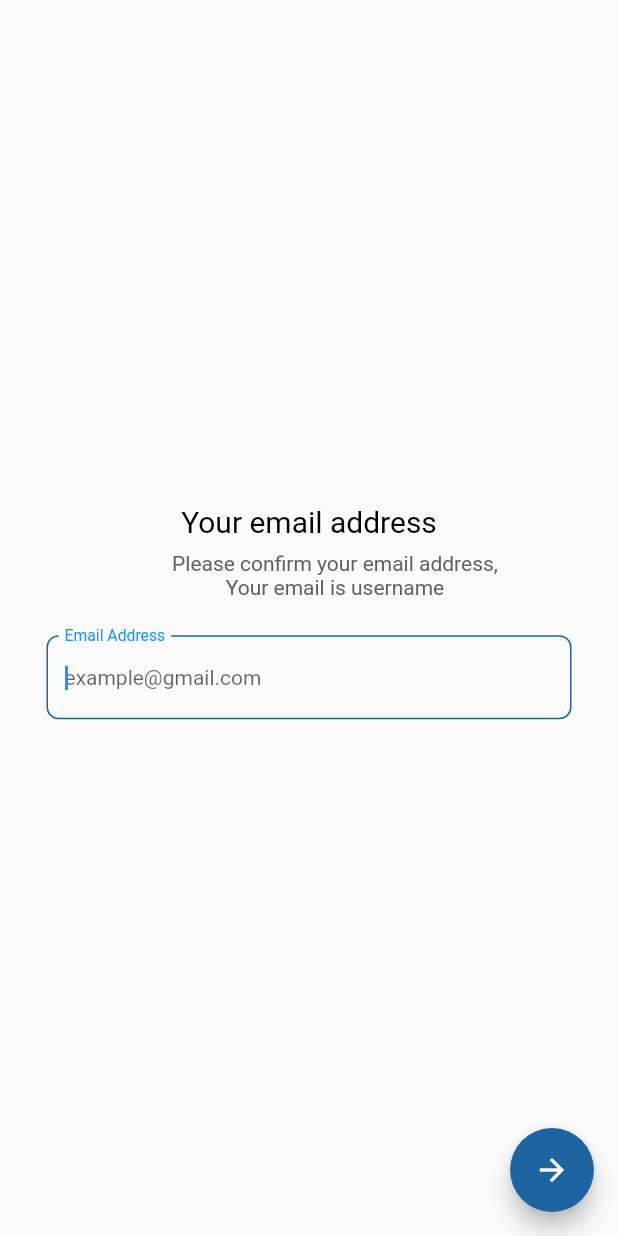
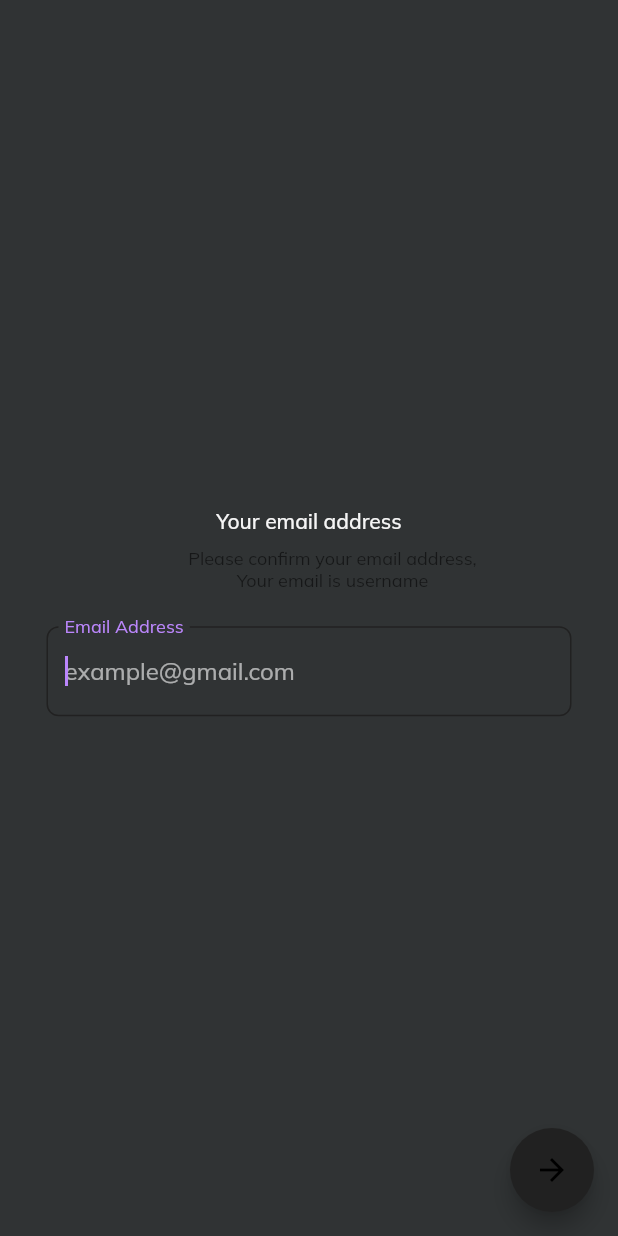
Before and after one commit to abbasihamed/chatapp, a Flutter app: the screen it shows after launch, on a phone screen of 412 x 824 dp. Run offline on Flutter 3.47's test engine with Material 2 defaults, Android fonts, the light colour scheme and no system bars; our stand-ins replace flutter_hooks, flutter_native_splash, get, get_it, google_fonts, shared_preferences.

Commit message:
change theme color

```diff
--- a/lib/config/theme.dart
+++ b/lib/config/theme.dart
@@ -1,4 +1,5 @@
 import 'package:flutter/material.dart';
+import 'package:flutter/services.dart';
 import 'package:google_fonts/google_fonts.dart';
 
 class AppTheme {
@@ -7,15 +8,67 @@
     fontSize: 20,
     fontWeight: FontWeight.w400,
   );
-  static ThemeData get appTheme {
+  static ThemeData get lightTheme {
     return ThemeData(
-      primaryColor: const Color.fromARGB(255, 29, 101, 160),
-      errorColor: Colors.red,
-      textTheme: TextTheme(
-        bodyText1: basicStyle,
-        subtitle1: basicStyle.copyWith(fontSize: 14, color: Colors.grey[700]),
-        caption: basicStyle.copyWith(fontSize: 14, color: Colors.grey[700]),
+      brightness: Brightness.light,
+      visualDensity: VisualDensity.adaptivePlatformDensity,
+      colorScheme: const ColorScheme.light(secondary: Color(0xFFD6755B)),
+      textTheme: GoogleFonts.mulishTextTheme()
+          .apply(bodyColor: const Color(0xFF53585A)),
+      backgroundColor: Colors.white,
+      appBarTheme: const AppBarTheme(
+        iconTheme: IconThemeData(),
+        backgroundColor: Colors.transparent,
+        elevation: 0,
+        centerTitle: true,
+        titleTextStyle: TextStyle(
+          fontWeight: FontWeight.bold,
+          fontSize: 17,
+          color: Color(0xFF53585A),
+        ),
+        systemOverlayStyle: SystemUiOverlayStyle.dark,
       ),
+      scaffoldBackgroundColor: Colors.white,
+      elevatedButtonTheme: ElevatedButtonThemeData(
+        style:
+            ElevatedButton.styleFrom(backgroundColor: const Color(0xFF3B76F6)),
+      ),
+      cardColor: const Color(0xFFF9FAFE),
+      primaryTextTheme: const TextTheme(
+        headline6: TextStyle(color: Color(0xFF53585A)),
+      ),
+      iconTheme: const IconThemeData(color: Color(0xFFB1B3C1)),
+    );
+  }
+
+  static ThemeData get darkTheme {
+    return ThemeData(
+      brightness: Brightness.dark,
+      colorScheme: const ColorScheme.dark(secondary: Color(0xFFD6755B)),
+      visualDensity: VisualDensity.adaptivePlatformDensity,
+      textTheme: GoogleFonts.mulishTextTheme()
+          .apply(bodyColor: const Color(0xFFF5F5F5)),
+      backgroundColor: const Color(0xFF1B1E1F),
+      appBarTheme: const AppBarTheme(
+        backgroundColor: Colors.transparent,
+        elevation: 0,
+        centerTitle: true,
+        titleTextStyle: TextStyle(
+          fontWeight: FontWeight.bold,
+          fontSize: 17,
+        ),
+        systemOverlayStyle: SystemUiOverlayStyle.light,
+      ),
+      scaffoldBackgroundColor: const Color(0xFF303334),
+      elevatedButtonTheme: ElevatedButtonThemeData(
+        style:
+            ElevatedButton.styleFrom(backgroundColor: const Color(0xFF3B76F6)),
+      ),
+      cardColor: const Color(0xFF303334),
+      primaryTextTheme: const TextTheme(
+        headline6: TextStyle(color: Color(0xFFF5F5F5)),
+      ),
+      iconTheme: const IconThemeData(color: Color(0xFFB1B4C0)),
     );
   }
 }
--- a/lib/core/constanst.dart
+++ b/lib/core/constanst.dart
@@ -1,6 +1,6 @@
 import 'package:flutter/material.dart';
 
-const String baseUrl = 'http://127.0.0.1:8000';
+const String baseUrl = 'http://10.0.2.2:8000';
 
 final GlobalKey<NavigatorState> navKey = GlobalKey<NavigatorState>();
 
--- a/lib/data/chat_serveces.dart
+++ b/lib/data/chat_serveces.dart
@@ -8,7 +8,7 @@
 class ChatServece {
   chatSocketConnection({required String email}) {
     var channel = WebSocketChannel.connect(
-      Uri.parse('ws://127.0.0.1:8000/email=$email'),
+      Uri.parse('ws://10.0.2.2:8000/email=$email'),
     );
     return channel;
   }
--- a/lib/main.dart
+++ b/lib/main.dart
@@ -28,7 +28,9 @@
       debugShowCheckedModeBanner: false,
       title: 'MyChat',
       navigatorKey: navKey,
-      theme: AppTheme.appTheme,
+      theme: AppTheme.lightTheme,
+      darkTheme: AppTheme.darkTheme,
+      themeMode: ThemeMode.dark,
       home: startScreen,
     );
   }
--- a/lib/views/home/home_screen.dart
+++ b/lib/views/home/home_screen.dart
@@ -18,7 +18,7 @@
   Widget build(BuildContext context) {
     Get.put(ChatViewModel());
     final pageController = usePageController(viewportFraction: 1);
-    final theme = Theme.of(context);
+    // final theme = Theme.of(context);
     return WillPopScope(
       onWillPop: () async {
         if (pageController.page == 0.0) {
@@ -40,7 +40,6 @@
           },
           children: [
             RoomsScreen(
-              theme: theme,
               onTap: (value) {
                 scrollPhysics = const AlwaysScrollableScrollPhysics();
                 pageController.animateToPage(1,
```
Also changed, not shown: lib/views/chat/chat_screen.dart (+11 -23 lines), lib/views/chat/widgets/chat_bubble.dart (+30 -35 lines), lib/views/home/room_screen.dart (+3 -6 lines), lib/views/home/widgets/rooms_list_item.dart (+10 -4 lines).
